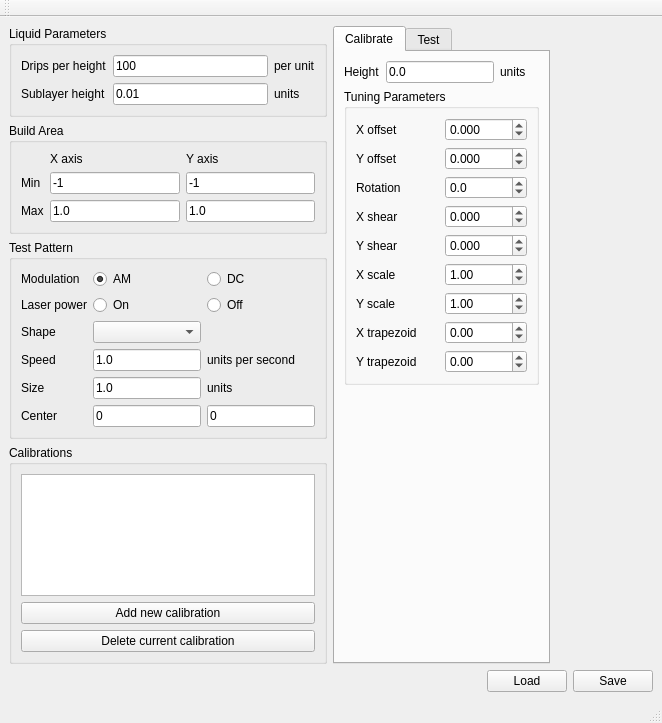
Above: src/calibrate/ui_mainwindow.ui from PeachyPrinter/peachytoolchain before the change. Below: the same form after it.
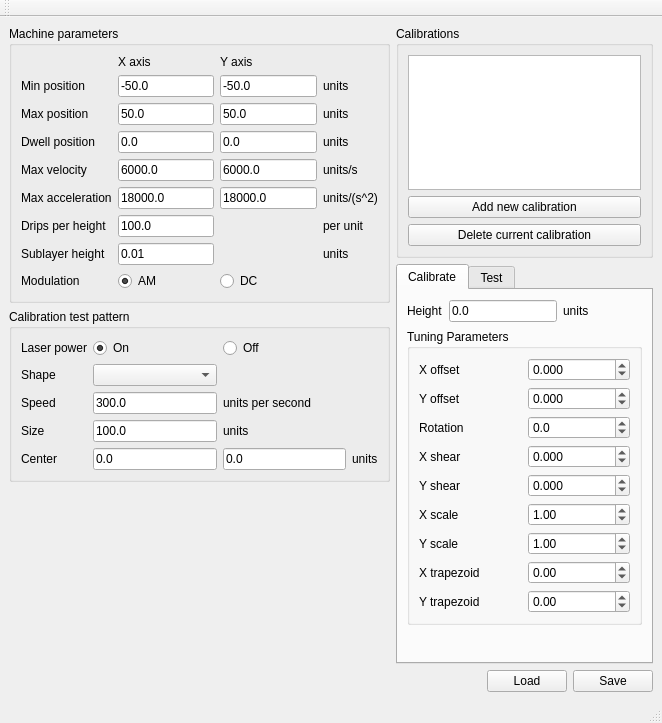
That is the form after the change. The open tabs and pages were chosen to show the change.

Commit message: Code cleanup and added dwell, velocity, and accel limits to calibration:  * Fixed multiple coding errors  * Refactored editbox.editingFinished handlers to avoid duplication  * Fixed tab order in UI  * Remove extraneous parameter from SquareGenerator.shape getter

What changed in the file:
```diff
--- a/src/calibrate/ui_mainwindow.ui
+++ b/src/calibrate/ui_mainwindow.ui
@@ -14,96 +14,119 @@
    <string>Laser Calibration</string>
   </property>
   <widget class="QWidget" name="centralwidget">
-   <layout class="QVBoxLayout" name="verticalLayout_3">
+   <layout class="QVBoxLayout" name="verticalLayout_6">
     <item>
-     <layout class="QHBoxLayout" name="horizontalLayout_3" stretch="0,0,1">
+     <layout class="QHBoxLayout" name="horizontalLayout_2">
       <item>
        <layout class="QVBoxLayout" name="verticalLayout">
-        <property name="sizeConstraint">
-         <enum>QLayout::SetMaximumSize</enum>
-        </property>
         <item>
-         <widget class="QGroupBox" name="groupBox_5">
+         <widget class="QGroupBox" name="groupBox">
           <property name="title">
-           <string>Liquid Parameters</string>
+           <string>Machine parameters</string>
           </property>
-          <layout class="QGridLayout" name="gridLayout_4">
-           <item row="0" column="0">
-            <widget class="QLabel" name="label_26">
+          <layout class="QGridLayout" name="gridLayout">
+           <item row="3" column="0">
+            <widget class="QLabel" name="label_36">
              <property name="text">
-              <string>Drips per height</string>
-             </property>
-            </widget>
-           </item>
-           <item row="0" column="1">
-            <widget class="QLineEdit" name="drips_per_height_edit">
-             <property name="text">
-              <string>100</string>
+              <string>Dwell position</string>
              </property>
             </widget>
            </item>
            <item row="1" column="0">
+            <widget class="QLabel" name="label_17">
+             <property name="text">
+              <string>Min position</string>
+             </property>
+            </widget>
+           </item>
+           <item row="2" column="0">
+            <widget class="QLabel" name="label_18">
+             <property name="text">
+              <string>Max position</string>
+             </property>
+            </widget>
+           </item>
+           <item row="7" column="0">
             <widget class="QLabel" name="label_27">
              <property name="text">
               <string>Sublayer height</string>
              </property>
             </widget>
            </item>
-           <item row="1" column="1">
-            <widget class="QLineEdit" name="sublayer_height_edit">
-             <property name="text">
-              <string>0.01</string>
-             </property>
-            </widget>
-           </item>
-           <item row="1" column="2">
+           <item row="7" column="3">
             <widget class="QLabel" name="label_28">
              <property name="text">
               <string>units</string>
              </property>
             </widget>
            </item>
-           <item row="0" column="2">
+           <item row="4" column="0">
+            <widget class="QLabel" name="label_30">
+             <property name="text">
+              <string>Max velocity</string>
+             </property>
+            </widget>
+           </item>
+           <item row="3" column="3">
+            <widget class="QLabel" name="label_37">
+             <property name="text">
+              <string>units</string>
+             </property>
+            </widget>
+           </item>
+           <item row="6" column="0">
+            <widget class="QLabel" name="label_26">
+             <property name="text">
+              <string>Drips per height</string>
+             </property>
+            </widget>
+           </item>
+           <item row="6" column="3">
             <widget class="QLabel" name="label_29">
              <property name="text">
               <string>per unit</string>
              </property>
             </widget>
            </item>
-          </layout>
-         </widget>
-        </item>
-        <item>
-         <widget class="QGroupBox" name="groupBox">
-          <property name="title">
-           <string>Build Area</string>
-          </property>
-          <layout class="QGridLayout" name="gridLayout">
-           <item row="2" column="0">
-            <widget class="QLabel" name="label_18">
+           <item row="3" column="2">
+            <widget class="QLineEdit" name="dwell_y_edit">
+             <property name="text">
+              <string>0.0</string>
+             </property>
+            </widget>
+           </item>
+           <item row="1" column="3">
+            <widget class="QLabel" name="label_32">
+             <property name="text">
+              <string>units</string>
+             </property>
+            </widget>
+           </item>
+           <item row="7" column="1">
+            <widget class="QLineEdit" name="sublayer_height_edit">
              <property name="text">
-              <string>Max</string>
+              <string>0.01</string>
              </property>
             </widget>
            </item>
-           <item row="2" column="1">
-            <widget class="QLineEdit" name="build_x_max_edit">
+           <item row="5" column="2">
+            <widget class="QLineEdit" name="accel_y_max_edit">
              <property name="text">
-              <string>1.0</string>
+              <string>18000.0</string>
              </property>
             </widget>
            </item>
-           <item row="1" column="1">
-            <widget class="QLineEdit" name="build_x_min_edit">
+           <item row="4" column="1">
+            <widget class="QLineEdit" name="velocity_x_max_edit">
              <property name="text">
-              <string>-1</string>
+              <string>6000.0</string>
              </property>
             </widget>
            </item>
-           <item row="1" column="0">
-            <widget class="QLabel" name="label_17">
+           <item row="0" column="2">
+            <widget class="QLabel" name="label_20">
              <property name="text">
-              <string>Min</string>
+              <string>Y axis</string>
              </property>
             </widget>
            </item>
@@ -114,44 +137,98 @@
              </property>
             </widget>
            </item>
+           <item row="1" column="1">
+            <widget class="QLineEdit" name="build_x_min_edit">
+             <property name="text">
+              <string>-50.0</string>
+             </property>
+            </widget>
+           </item>
+           <item row="2" column="3">
+            <widget class="QLabel" name="label_33">
+             <property name="text">
+              <string>units</string>
+             </property>
+            </widget>
+           </item>
+           <item row="4" column="3">
+            <widget class="QLabel" name="label_34">
+             <property name="text">
+              <string>units/s</string>
+             </property>
+            </widget>
+           </item>
+           <item row="3" column="1">
+            <widget class="QLineEdit" name="dwell_x_edit">
+             <property name="text">
+              <string>0.0</string>
+             </property>
+            </widget>
+           </item>
+           <item row="1" column="2">
+            <widget class="QLineEdit" name="build_y_min_edit">
+             <property name="text">
+              <string>-50.0</string>
+             </property>
+            </widget>
+           </item>
+           <item row="6" column="1">
+            <widget class="QLineEdit" name="drips_per_height_edit">
+             <property name="text">
+              <string>100.0</string>
+             </property>
+            </widget>
+           </item>
            <item row="2" column="2">
             <widget class="QLineEdit" name="build_y_max_edit">
              <property name="text">
-              <string>1.0</string>
+              <string>50.0</string>
              </property>
             </widget>
            </item>
-           <item row="1" column="2">
-            <widget class="QLineEdit" name="build_y_min_edit">
+           <item row="5" column="0">
+            <widget class="QLabel" name="label_31">
              <property name="text">
-              <string>-1</string>
+              <string>Max acceleration</string>
              </property>
             </widget>
            </item>
-           <item row="0" column="2">
-            <widget class="QLabel" name="label_20">
+           <item row="4" column="2">
+            <widget class="QLineEdit" name="velocity_y_max_edit">
              <property name="text">
-              <string>Y axis</string>
+              <string>6000.0</string>
              </property>
             </widget>
            </item>
-          </layout>
-         </widget>
-        </item>
-        <item>
-         <widget class="QGroupBox" name="groupBox_2">
-          <property name="title">
-           <string>Test Pattern</string>
-          </property>
-          <layout class="QGridLayout" name="gridLayout_2">
-           <item row="0" column="0">
+           <item row="5" column="3">
+            <widget class="QLabel" name="label_35">
+             <property name="text">
+              <string>units/(s^2)</string>
+             </property>
+            </widget>
+           </item>
+           <item row="5" column="1">
+            <widget class="QLineEdit" name="accel_x_max_edit">
+             <property name="text">
+              <string>18000.0</string>
+             </property>
+            </widget>
+           </item>
+           <item row="2" column="1">
+            <widget class="QLineEdit" name="build_x_max_edit">
+             <property name="text">
+              <string>50.0</string>
+             </property>
+            </widget>
+           </item>
+           <item row="8" column="0">
             <widget class="QLabel" name="label_24">
              <property name="text">
               <string>Modulation</string>
              </property>
             </widget>
            </item>
-           <item row="0" column="1">
+           <item row="8" column="1">
             <widget class="QRadioButton" name="modulation_radioButton_AM">
              <property name="text">
               <string>AM</string>
@@ -161,20 +238,22 @@
              </property>
             </widget>
            </item>
-           <item row="0" column="2">
+           <item row="8" column="2">
             <widget class="QRadioButton" name="modulation_radioButton_DC">
              <property name="text">
               <string>DC</string>
              </property>
             </widget>
            </item>
-           <item row="2" column="0">
-            <widget class="QLabel" name="label_8">
-             <property name="text">
-              <string>Shape</string>
-             </property>
-            </widget>
-           </item>
+          </layout>
+         </widget>
+        </item>
+        <item>
+         <widget class="QGroupBox" name="groupBox_2">
+          <property name="title">
+           <string>Calibration test pattern</string>
+          </property>
+          <layout class="QGridLayout" name="gridLayout_3">
            <item row="2" column="1">
             <widget class="QComboBox" name="pattern_combobox"/>
            </item>
@@ -185,59 +264,10 @@
              </property>
             </widget>
            </item>
-           <item row="5" column="1">
-            <widget class="QLineEdit" name="shape_center_x_edit">
-             <property name="text">
-              <string>0</string>
-             </property>
-            </widget>
-           </item>
            <item row="3" column="1">
             <widget class="QLineEdit" name="speed_edit">
              <property name="text">
-              <string>1.0</string>
-             </property>
-            </widget>
-           </item>
-           <item row="3" column="2">
-            <widget class="QLabel" name="label_23">
-             <property name="text">
-              <string>units per second</string>
-             </property>
-            </widget>
-           </item>
-           <item row="4" column="0">
-            <widget class="QLabel" name="label_16">
-             <property name="text">
-              <string>Size</string>
-             </property>
-            </widget>
-           </item>
-           <item row="4" column="1">
-            <widget class="QLineEdit" name="size_edit">
-             <property name="text">
-              <string>1.0</string>
-             </property>
-            </widget>
-           </item>
-           <item row="4" column="2">
-            <widget class="QLabel" name="label_22">
-             <property name="text">
-              <string>units</string>
-             </property>
-            </widget>
-           </item>
-           <item row="5" column="0">
-            <widget class="QLabel" name="label_21">
-             <property name="text">
-              <string>Center</string>
-             </property>
-            </widget>
-           </item>
-           <item row="5" column="2">
-            <widget class="QLineEdit" name="shape_center_y_edit">
-             <property name="text">
-              <string>0</string>
+              <string>300.0</string>
              </property>
             </widget>
            </item>
@@ -253,6 +283,9 @@
              <property name="text">
               <string>On</string>
              </property>
+             <property name="checked">
+              <bool>true</bool>
+             </property>
             </widget>
            </item>
            <item row="1" column="2">
@@ -262,15 +295,95 @@
              </property>
             </widget>
            </item>
+           <item row="4" column="1">
+            <widget class="QLineEdit" name="size_edit">
+             <property name="text">
+              <string>100.0</string>
+             </property>
+            </widget>
+           </item>
+           <item row="4" column="0">
+            <widget class="QLabel" name="label_16">
+             <property name="text">
+              <string>Size</string>
+             </property>
+            </widget>
+           </item>
+           <item row="2" column="0">
+            <widget class="QLabel" name="label_8">
+             <property name="text">
+              <string>Shape</string>
+             </property>
+            </widget>
+           </item>
+           <item row="5" column="0">
+            <widget class="QLabel" name="label_21">
+             <property name="text">
+              <string>Center</string>
+             </property>
+            </widget>
+           </item>
+           <item row="5" column="1">
+            <widget class="QLineEdit" name="shape_center_x_edit">
+             <property name="text">
+              <string>0.0</string>
+             </property>
+            </widget>
+           </item>
+           <item row="5" column="2">
+            <widget class="QLineEdit" name="shape_center_y_edit">
+             <property name="text">
+              <string>0.0</string>
+             </property>
+            </widget>
+           </item>
+           <item row="5" column="3">
+            <widget class="QLabel" name="label_38">
+             <property name="text">
+              <string>units</string>
+             </property>
+            </widget>
+           </item>
+           <item row="3" column="2">
+            <widget class="QLabel" name="label_23">
+             <property name="text">
+              <string>units per second</string>
+             </property>
+            </widget>
+           </item>
+           <item row="4" column="2">
+            <widget class="QLabel" name="label_22">
+             <property name="text">
+              <string>units</string>
+             </property>
+            </widget>
+           </item>
           </layout>
          </widget>
         </item>
+        <item>
+         <spacer name="verticalSpacer">
+          <property name="orientation">
+           <enum>Qt::Vertical</enum>
+          </property>
+          <property name="sizeHint" stdset="0">
+           <size>
+            <width>20</width>
+            <height>40</height>
+           </size>
+          </property>
+         </spacer>
+        </item>
+       </layout>
+      </item>
+      <item>
+       <layout class="QVBoxLayout" name="verticalLayout_3">
         <item>
          <widget class="QGroupBox" name="groupBox_4">
           <property name="title">
            <string>Calibrations</string>
           </property>
-          <layout class="QVBoxLayout" name="verticalLayout_5">
+          <layout class="QVBoxLayout" name="verticalLayout_2">
            <item>
             <widget class="QListView" name="calibrations_listview">
              <property name="selectionBehavior">
@@ -295,8 +408,6 @@
           </layout>
          </widget>
         </item>
-       </layout>
-      </item>
       <item>
        <widget class="QTabWidget" name="calibrate_test_tab_widget">
         <property name="currentIndex">
@@ -306,9 +417,9 @@
          <attribute name="title">
           <string>Calibrate</string>
          </attribute>
-         <layout class="QVBoxLayout" name="verticalLayout_2">
+           <layout class="QVBoxLayout" name="verticalLayout_5">
           <item>
-           <layout class="QHBoxLayout" name="horizontalLayout_2">
+             <layout class="QHBoxLayout" name="horizontalLayout_3">
             <item>
              <widget class="QLabel" name="label_12">
               <property name="text">
@@ -338,7 +449,7 @@
               <property name="sizeHint" stdset="0">
                <size>
                 <width>13</width>
-                <height>13</height>
+                  <height>24</height>
                </size>
               </property>
              </spacer>
@@ -350,11 +461,27 @@
             <property name="title">
              <string>Tuning Parameters</string>
             </property>
-            <layout class="QGridLayout" name="gridLayout_3">
-             <item row="3" column="0">
-              <widget class="QLabel" name="label_6">
+              <layout class="QGridLayout" name="gridLayout_2">
+               <item row="0" column="0">
+                <widget class="QLabel" name="label">
                <property name="text">
-                <string>X shear</string>
+                  <string>X offset</string>
+                 </property>
+                </widget>
+               </item>
+               <item row="0" column="1">
+                <widget class="QDoubleSpinBox" name="x_offset_spin">
+                 <property name="decimals">
+                  <number>3</number>
+                 </property>
+                 <property name="minimum">
+                  <double>-1.000000000000000</double>
+                 </property>
+                 <property name="maximum">
+                  <double>1.000000000000000</double>
+                 </property>
+                 <property name="singleStep">
+                  <double>0.010000000000000</double>
                </property>
               </widget>
              </item>
@@ -365,8 +492,8 @@
                </property>
               </widget>
              </item>
-             <item row="0" column="1">
-              <widget class="QDoubleSpinBox" name="x_offset_spin">
+               <item row="1" column="1">
+                <widget class="QDoubleSpinBox" name="y_offset_spin">
                <property name="decimals">
                 <number>3</number>
                </property>
@@ -381,35 +508,6 @@
                </property>
               </widget>
              </item>
-             <item row="8" column="1">
-              <widget class="QDoubleSpinBox" name="y_trapezoid_spin">
-               <property name="minimum">
-                <double>-1.000000000000000</double>
-               </property>
-               <property name="maximum">
-                <double>1.000000000000000</double>
-               </property>
-               <property name="singleStep">
-                <double>0.010000000000000</double>
-               </property>
-              </widget>
-             </item>
-             <item row="6" column="1">
-              <widget class="QDoubleSpinBox" name="y_scale_spin">
-               <property name="minimum">
-                <double>0.010000000000000</double>
-               </property>
-               <property name="maximum">
-                <double>100.000000000000000</double>
-               </property>
-               <property name="singleStep">
-                <double>0.010000000000000</double>
-               </property>
-               <property name="value">
-                <double>1.000000000000000</double>
-               </property>
-              </widget>
-             </item>
              <item row="2" column="0">
               <widget class="QLabel" name="label_3">
                <property name="text">
@@ -417,6 +515,29 @@
                </property>
               </widget>
              </item>
+               <item row="2" column="1">
+                <widget class="QDoubleSpinBox" name="rotation_spin">
+                 <property name="decimals">
+                  <number>1</number>
+                 </property>
+                 <property name="minimum">
+                  <double>-180.000000000000000</double>
+                 </property>
+                 <property name="maximum">
+                  <double>180.000000000000000</double>
+                 </property>
+                 <property name="singleStep">
+                  <double>1.000000000000000</double>
+                 </property>
+                </widget>
+               </item>
+               <item row="3" column="0">
+                <widget class="QLabel" name="label_6">
+                 <property name="text">
+                  <string>X shear</string>
+                 </property>
+                </widget>
+               </item>
              <item row="3" column="1">
               <widget class="QDoubleSpinBox" name="x_shear_spin">
                <property name="decimals">
@@ -440,20 +561,6 @@
                </property>
               </widget>
              </item>
-             <item row="0" column="0">
-              <widget class="QLabel" name="label">
-               <property name="text">
-                <string>X offset</string>
-               </property>
-              </widget>
-             </item>
-             <item row="7" column="0">
-              <widget class="QLabel" name="label_10">
-               <property name="text">
-                <string>X trapezoid</string>
-               </property>
-              </widget>
-             </item>
              <item row="4" column="1">
               <widget class="QDoubleSpinBox" name="y_shear_spin">
                <property name="decimals">
@@ -470,58 +577,6 @@
                </property>
               </widget>
              </item>
-             <item row="7" column="1">
-              <widget class="QDoubleSpinBox" name="x_trapezoid_spin">
-               <property name="minimum">
-                <double>-1.000000000000000</double>
-               </property>
-               <property name="maximum">
-                <double>1.000000000000000</double>
-               </property>
-               <property name="singleStep">
-                <double>0.010000000000000</double>
-               </property>
-              </widget>
-             </item>
-             <item row="8" column="0">
-              <widget class="QLabel" name="label_11">
-               <property name="text">
-                <string>Y trapezoid</string>
-               </property>
-              </widget>
-             </item>
-             <item row="1" column="1">
-              <widget class="QDoubleSpinBox" name="y_offset_spin">
-               <property name="decimals">
-                <number>3</number>
-               </property>
-               <property name="minimum">
-                <double>-1.000000000000000</double>
-               </property>
-               <property name="maximum">
-                <double>1.000000000000000</double>
-               </property>
-               <property name="singleStep">
-                <double>0.010000000000000</double>
-               </property>
-              </widget>
-             </item>
-             <item row="2" column="1">
-              <widget class="QDoubleSpinBox" name="rotation_spin">
-               <property name="decimals">
-                <number>1</number>
-               </property>
-               <property name="minimum">
-                <double>-180.000000000000000</double>
-               </property>
-               <property name="maximum">
-                <double>180.000000000000000</double>
-               </property>
-               <property name="singleStep">
-                <double>1.000000000000000</double>
-               </property>
-              </widget>
-             </item>
              <item row="5" column="0">
               <widget class="QLabel" name="label_4">
                <property name="text">
@@ -552,6 +607,62 @@
                </property>
               </widget>
              </item>
+               <item row="6" column="1">
+                <widget class="QDoubleSpinBox" name="y_scale_spin">
+                 <property name="minimum">
+                  <double>0.010000000000000</double>
+                 </property>
+                 <property name="maximum">
+                  <double>100.000000000000000</double>
+                 </property>
+                 <property name="singleStep">
+                  <double>0.010000000000000</double>
+                 </property>
+                 <property name="value">
+                  <double>1.000000000000000</double>
+                 </property>
+                </widget>
+               </item>
+               <item row="7" column="0">
+                <widget class="QLabel" name="label_10">
+                 <property name="text">
+                  <string>X trapezoid</string>
+                 </property>
+                </widget>
+               </item>
+               <item row="7" column="1">
+                <widget class="QDoubleSpinBox" name="x_trapezoid_spin">
+                 <property name="minimum">
+                  <double>-1.000000000000000</double>
+                 </property>
+                 <property name="maximum">
+                  <double>1.000000000000000</double>
+                 </property>
+                 <property name="singleStep">
+                  <double>0.010000000000000</double>
+                 </property>
+                </widget>
+               </item>
+               <item row="8" column="0">
+                <widget class="QLabel" name="label_11">
+                 <property name="text">
+                  <string>Y trapezoid</string>
+                 </property>
+                </widget>
+               </item>
+               <item row="8" column="1">
+                <widget class="QDoubleSpinBox" name="y_trapezoid_spin">
+                 <property name="minimum">
+                  <double>-1.000000000000000</double>
+                 </property>
+                 <property name="maximum">
+                  <double>1.000000000000000</double>
+                 </property>
+                 <property name="singleStep">
+                  <double>0.010000000000000</double>
+                 </property>
+                </widget>
+               </item>
             </layout>
            </widget>
           </item>
@@ -641,18 +752,7 @@
         </widget>
        </widget>
       </item>
-      <item>
-       <spacer name="horizontalSpacer_3">
-        <property name="orientation">
-         <enum>Qt::Horizontal</enum>
-        </property>
-        <property name="sizeHint" stdset="0">
-         <size>
-          <width>13</width>
-          <height>538</height>
-         </size>
-        </property>
-       </spacer>
+       </layout>
       </item>
      </layout>
     </item>
```
Left out of the diff: 58 changed lines with no effect on the pictures. Lines whose indentation alone changed are shown as unchanged. The commit also changes 4 other files.
